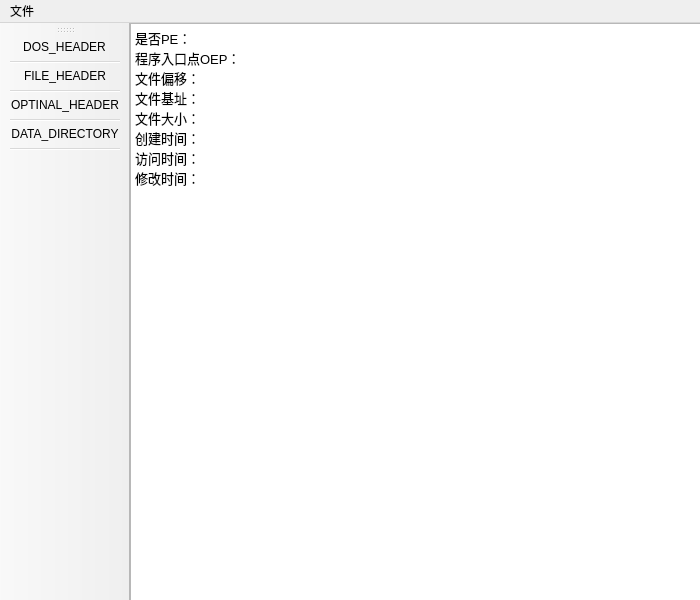
First picture: the form in MainWinDow.ui, repository rev-li/PETool, before the edit.
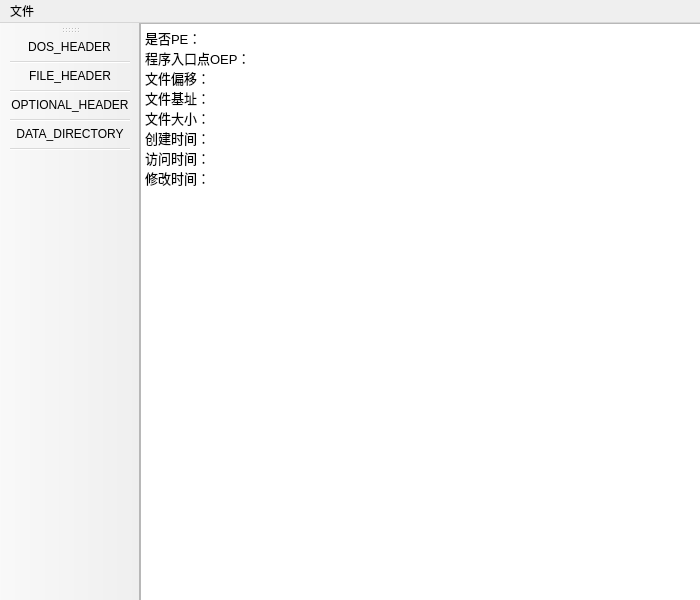
Second picture: the form after the edit.

Commit message: 已完成Dos界面功能

```diff
--- a/MainWinDow.ui
+++ b/MainWinDow.ui
@@ -114,7 +114,7 @@
    <addaction name="separator"/>
    <addaction name="actionIMAGE_FILE_HEADER"/>
    <addaction name="separator"/>
-   <addaction name="actionIMAGE_OPTINAL_HEADER"/>
+   <addaction name="actionIMAGE_OPTIONAL_HEADER"/>
    <addaction name="separator"/>
    <addaction name="actionIMAGE_DATA_HEADER"/>
    <addaction name="separator"/>
@@ -151,9 +151,9 @@
     <string>FILE_HEADER</string>
    </property>
   </action>
-  <action name="actionIMAGE_OPTINAL_HEADER">
+  <action name="actionIMAGE_OPTIONAL_HEADER">
    <property name="text">
-    <string>OPTINAL_HEADER</string>
+    <string>OPTIONAL_HEADER</string>
    </property>
   </action>
   <action name="actionIMAGE_DATA_HEADER">
```
The commit also changes 5 other files.
